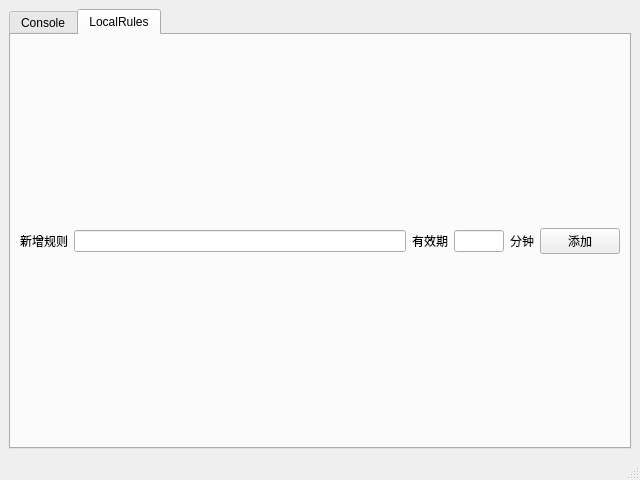
Old version of the form fgfw-lite/ui/mainwindow.ui in the repository bylheart/fwlite.
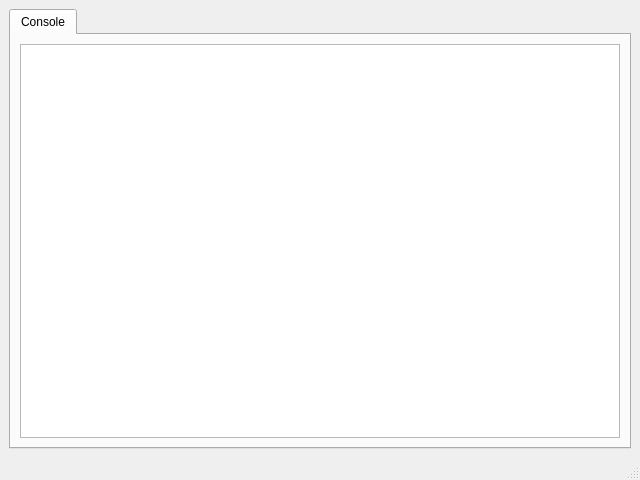
New version of the form. The open tabs and pages were chosen to show the change.

```diff
--- a/fgfw-lite/ui/mainwindow.ui
+++ b/fgfw-lite/ui/mainwindow.ui
@@ -43,64 +43,6 @@
         </item>
        </layout>
       </widget>
-      <widget class="QWidget" name="tab_2">
-       <attribute name="title">
-        <string>LocalRules</string>
-       </attribute>
-       <layout class="QVBoxLayout" name="verticalLayout" stretch="6,0">
-        <item>
-         <layout class="QVBoxLayout" name="LocalRulesLayout"/>
-        </item>
-        <item>
-         <layout class="QHBoxLayout" name="horizontalLayout">
-          <item>
-           <widget class="QLabel" name="label">
-            <property name="text">
-             <string>新增规则</string>
-            </property>
-           </widget>
-          </item>
-          <item>
-           <widget class="QLineEdit" name="lineEdit"/>
-          </item>
-          <item>
-           <widget class="QLabel" name="label_2">
-            <property name="text">
-             <string>有效期</string>
-            </property>
-           </widget>
-          </item>
-          <item>
-           <widget class="QLineEdit" name="lineEdit_2">
-            <property name="maximumSize">
-             <size>
-              <width>50</width>
-              <height>16777215</height>
-             </size>
-            </property>
-            <property name="inputMethodHints">
-             <set>Qt::ImhDigitsOnly</set>
-            </property>
-           </widget>
-          </item>
-          <item>
-           <widget class="QLabel" name="label_3">
-            <property name="text">
-             <string>分钟</string>
-            </property>
-           </widget>
-          </item>
-          <item>
-           <widget class="QPushButton" name="pushButton">
-            <property name="text">
-             <string>添加</string>
-            </property>
-           </widget>
-          </item>
-         </layout>
-        </item>
-       </layout>
-      </widget>
      </widget>
     </item>
    </layout>
```
